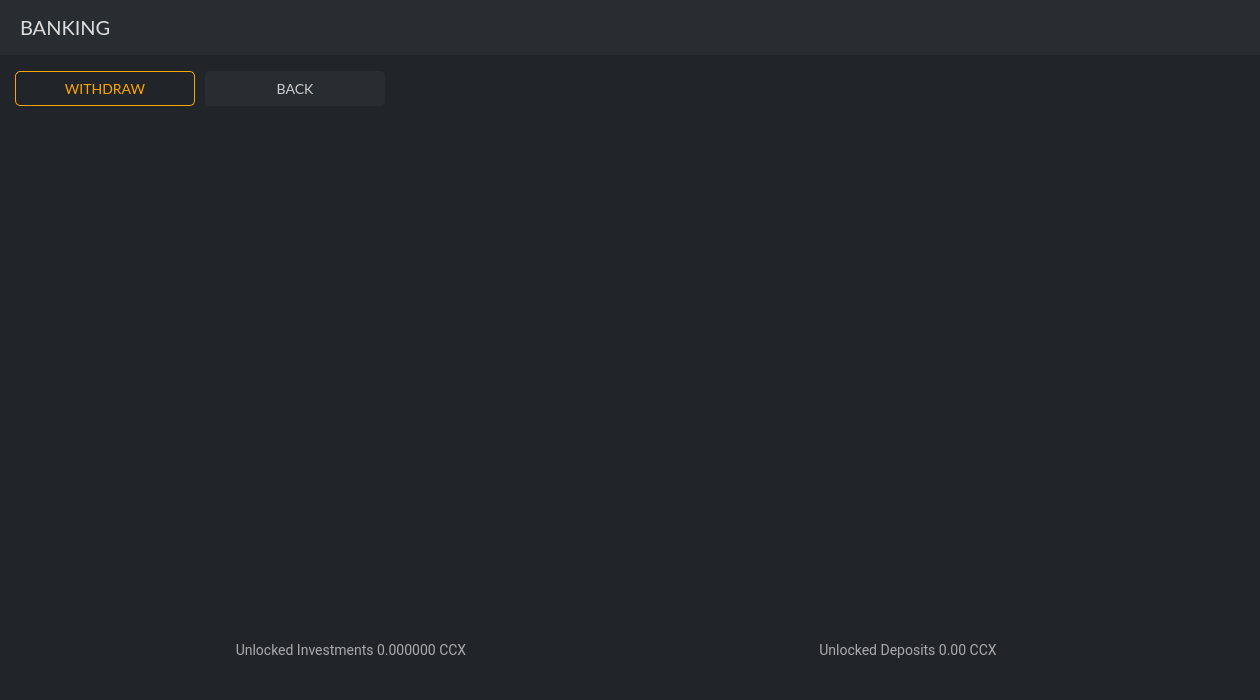
Above: src/gui/ui/bankingframe.ui from ConcealNetwork/conceal-desktop before the change. Below: the same form after it.
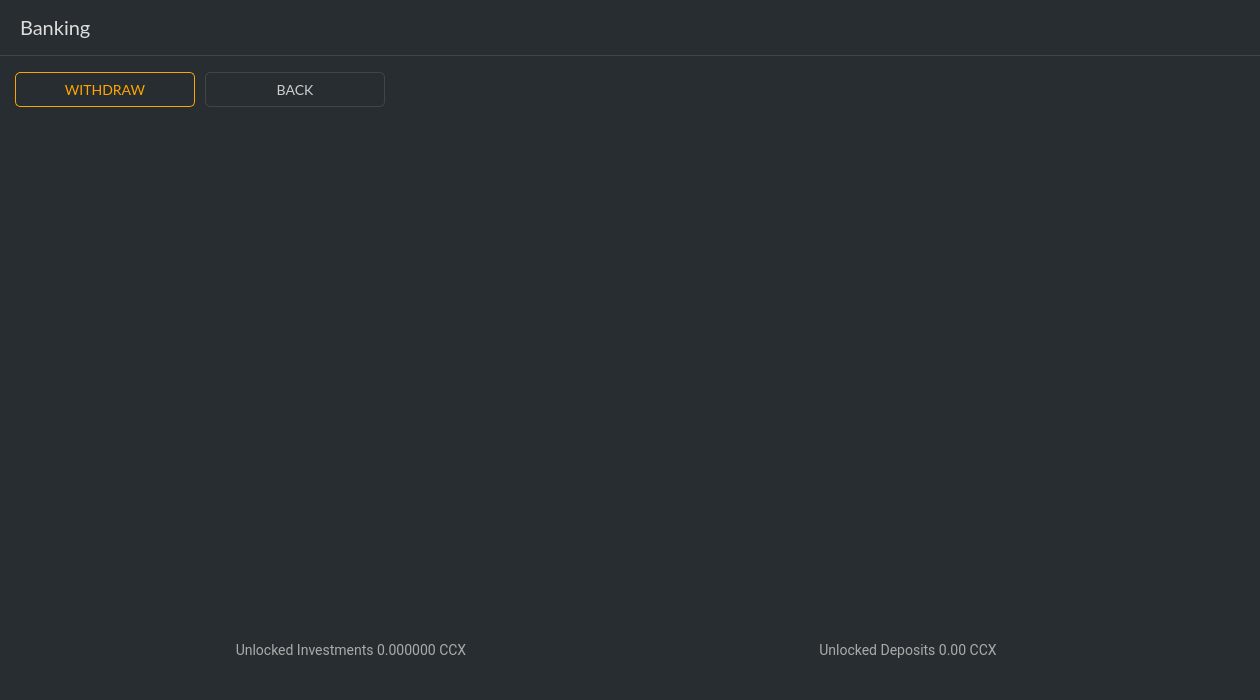
That is the form after the change.

Commit message: Banking frame UI changes

```diff
--- a/src/gui/ui/bankingframe.ui
+++ b/src/gui/ui/bankingframe.ui
@@ -29,7 +29,7 @@
    <string notr="true">border: 0px;
 color: #ccc;
 font-size: 14px;
- background-color: #212529;</string>
+background-color: #282d31;</string>
   </property>
   <property name="frameShape">
    <enum>QFrame::NoFrame</enum>
@@ -84,12 +84,12 @@
        <property name="styleSheet">
         <string notr="true">color: #ddd; 
 font-size: 20px; 
-background-color: #282d31; 
 padding: 15px;
-font-family: 'Lato';</string>
+font-family: 'Lato';
+border-bottom: 1px solid #444;</string>
        </property>
        <property name="text">
-        <string>BANKING</string>
+        <string>Banking</string>
        </property>
       </widget>
      </item>
@@ -200,7 +200,7 @@
          </font>
         </property>
         <property name="styleSheet">
-         <string notr="true">QPushButton#m_backButton {color: #ccc; border: 0px solid #343a40; font-size: 14px;background-color: #282d31; border-radius: 5px; font-family: 'Lato';}
+         <string notr="true">QPushButton#m_backButton {color: #ccc; border: 1px solid #444; font-size: 14px;background-color: #282d31; border-radius: 5px; font-family: 'Lato';}
 
 QPushButton#m_backButton:hover {color: #ddd; border: 0px solid #444; font-size: 14px; background-color: #343a40;  border-radius: 5px; font-family: 'Lato';}</string>
         </property>
```
